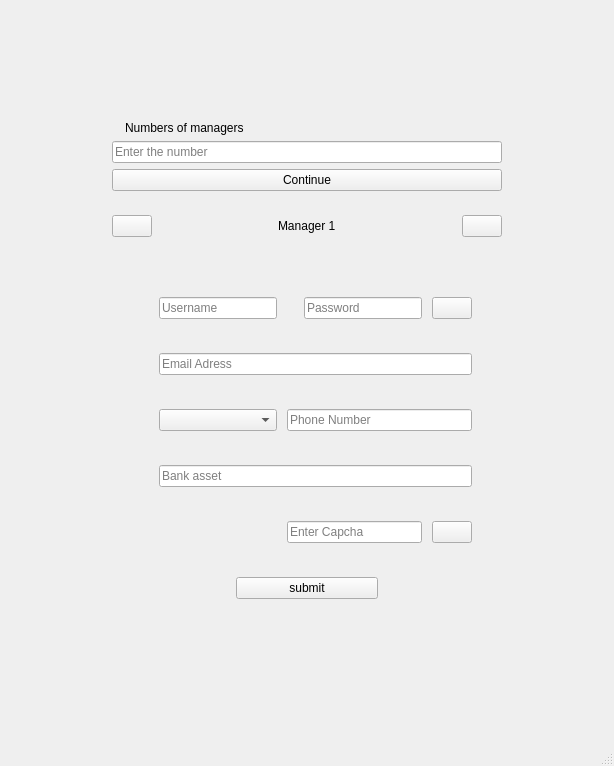
Qt form src/signup.ui (sinahdp/Farmopolis) before a commit.
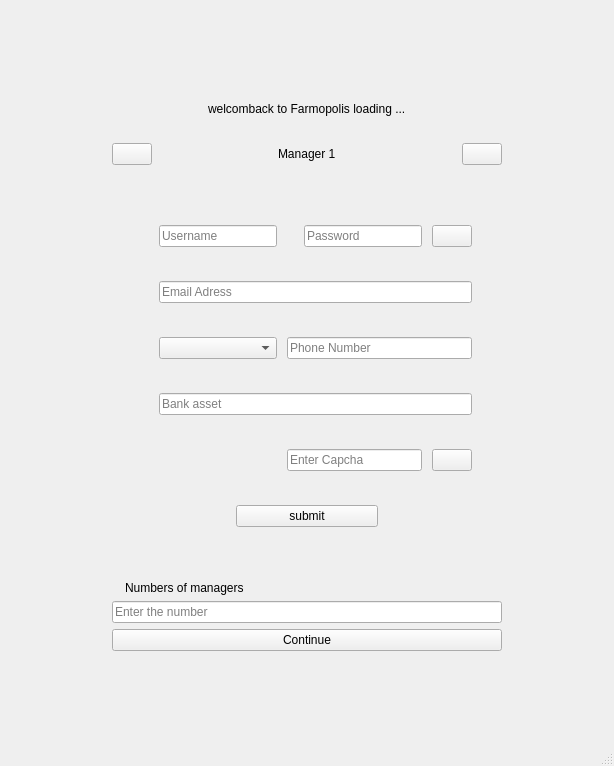
The same form after that commit.

The edit to the form file:
```diff
--- a/src/signup.ui
+++ b/src/signup.ui
@@ -16,33 +16,7 @@
   <widget class="QWidget" name="centralwidget">
    <layout class="QGridLayout" name="gridLayout_2">
     <item row="0" column="0">
-     <layout class="QGridLayout" name="gridLayout" rowstretch="2,10,2" columnstretch="2,10,2">
-      <item row="0" column="1">
-       <spacer name="verticalSpacer">
-        <property name="orientation">
-         <enum>Qt::Vertical</enum>
-        </property>
-        <property name="sizeHint" stdset="0">
-         <size>
-          <width>20</width>
-          <height>40</height>
-         </size>
-        </property>
-       </spacer>
-      </item>
-      <item row="0" column="0" rowspan="3">
-       <spacer name="horizontalSpacer">
-        <property name="orientation">
-         <enum>Qt::Horizontal</enum>
-        </property>
-        <property name="sizeHint" stdset="0">
-         <size>
-          <width>40</width>
-          <height>20</height>
-         </size>
-        </property>
-       </spacer>
-      </item>
+     <layout class="QGridLayout" name="gridLayout" rowstretch="1,5,1" columnstretch="1,5,1">
       <item row="0" column="2" rowspan="3">
        <spacer name="horizontalSpacer_2">
         <property name="orientation">
@@ -56,56 +30,48 @@
         </property>
        </spacer>
       </item>
-      <item row="2" column="1">
-       <spacer name="verticalSpacer_2">
-        <property name="orientation">
-         <enum>Qt::Vertical</enum>
-        </property>
-        <property name="sizeHint" stdset="0">
-         <size>
-          <width>20</width>
-          <height>40</height>
-         </size>
-        </property>
-       </spacer>
-      </item>
       <item row="1" column="1">
        <widget class="QWidget" name="fatherwidget" native="true">
         <layout class="QGridLayout" name="gridLayout_5">
-         <item row="0" column="0">
-          <layout class="QVBoxLayout" name="verticalLayout" stretch="1,5">
+         <item row="2" column="0">
+          <layout class="QVBoxLayout" name="verticalLayout" stretch="0,0,0">
            <item>
-            <widget class="QWidget" name="boxwidget" native="true">
-             <layout class="QGridLayout" name="gridLayout_8">
-              <item row="0" column="0">
-               <layout class="QGridLayout" name="gridLayout_7" columnstretch="0,1">
-                <item row="0" column="1">
-                 <widget class="QLabel" name="boxlabel">
-                  <property name="text">
-                   <string>Numbers of managers</string>
+            <widget class="QWidget" name="welcomwidget" native="true">
+             <layout class="QHBoxLayout" name="horizontalLayout_4">
+              <item>
+               <layout class="QHBoxLayout" name="horizontalLayout_3">
+                <item>
+                 <spacer name="horizontalSpacer_7">
+                  <property name="orientation">
+                   <enum>Qt::Horizontal</enum>
                   </property>
-                 </widget>
+                  <property name="sizeHint" stdset="0">
+                   <size>
+                    <width>40</width>
+                    <height>20</height>
+                   </size>
+                  </property>
+                 </spacer>
                 </item>
-                <item row="0" column="0">
-                 <widget class="QLabel" name="boxIconlabel">
+                <item>
+                 <widget class="QLabel" name="welcomlabel">
                   <property name="text">
-                   <string/>
+                   <string>welcomback to Farmopolis loading ...</string>
                   </property>
                  </widget>
                 </item>
-                <item row="1" column="0" colspan="2">
-                 <widget class="QLineEdit" name="boxlineEdit">
-                  <property name="placeholderText">
-                   <string>Enter the number</string>
+                <item>
+                 <spacer name="horizontalSpacer_8">
+                  <property name="orientation">
+                   <enum>Qt::Horizontal</enum>
                   </property>
-                 </widget>
-                </item>
-                <item row="2" column="0" colspan="2">
-                 <widget class="QPushButton" name="boxpushButton">
-                  <property name="text">
-                   <string>Continue</string>
+                  <property name="sizeHint" stdset="0">
+                   <size>
+                    <width>40</width>
+                    <height>20</height>
+                   </size>
                   </property>
-                 </widget>
+                 </spacer>
                 </item>
                </layout>
               </item>
@@ -332,19 +298,6 @@
                        </property>
                       </widget>
                      </item>
-                     <item row="12" column="1">
-                      <spacer name="verticalSpacer_3">
-                       <property name="orientation">
-                        <enum>Qt::Vertical</enum>
-                       </property>
-                       <property name="sizeHint" stdset="0">
-                        <size>
-                         <width>20</width>
-                         <height>40</height>
-                        </size>
-                       </property>
-                      </spacer>
-                     </item>
                      <item row="9" column="2" colspan="2">
                       <widget class="QLineEdit" name="capchalineEdit">
                        <property name="placeholderText">
@@ -401,6 +354,19 @@
                        </property>
                       </widget>
                      </item>
+                     <item row="12" column="1" colspan="4">
+                      <spacer name="verticalSpacer_3">
+                       <property name="orientation">
+                        <enum>Qt::Vertical</enum>
+                       </property>
+                       <property name="sizeHint" stdset="0">
+                        <size>
+                         <width>20</width>
+                         <height>40</height>
+                        </size>
+                       </property>
+                      </spacer>
+                     </item>
                     </layout>
                    </item>
                   </layout>
@@ -411,11 +377,88 @@
              </layout>
             </widget>
            </item>
+           <item>
+            <widget class="QWidget" name="boxwidget" native="true">
+             <layout class="QGridLayout" name="gridLayout_8">
+              <item row="0" column="0">
+               <layout class="QGridLayout" name="gridLayout_7" columnstretch="0,1">
+                <item row="0" column="1">
+                 <widget class="QLabel" name="boxlabel">
+                  <property name="text">
+                   <string>Numbers of managers</string>
+                  </property>
+                 </widget>
+                </item>
+                <item row="0" column="0">
+                 <widget class="QLabel" name="boxIconlabel">
+                  <property name="text">
+                   <string/>
+                  </property>
+                 </widget>
+                </item>
+                <item row="1" column="0" colspan="2">
+                 <widget class="QLineEdit" name="boxlineEdit">
+                  <property name="placeholderText">
+                   <string>Enter the number</string>
+                  </property>
+                 </widget>
+                </item>
+                <item row="2" column="0" colspan="2">
+                 <widget class="QPushButton" name="boxpushButton">
+                  <property name="text">
+                   <string>Continue</string>
+                  </property>
+                 </widget>
+                </item>
+               </layout>
+              </item>
+             </layout>
+            </widget>
+           </item>
           </layout>
          </item>
         </layout>
        </widget>
       </item>
+      <item row="0" column="0" rowspan="3">
+       <spacer name="horizontalSpacer">
+        <property name="orientation">
+         <enum>Qt::Horizontal</enum>
+        </property>
+        <property name="sizeHint" stdset="0">
+         <size>
+          <width>40</width>
+          <height>20</height>
+         </size>
+        </property>
+       </spacer>
+      </item>
+      <item row="2" column="1">
+       <spacer name="verticalSpacer_2">
+        <property name="orientation">
+         <enum>Qt::Vertical</enum>
+        </property>
+        <property name="sizeHint" stdset="0">
+         <size>
+          <width>20</width>
+          <height>40</height>
+         </size>
+        </property>
+       </spacer>
+      </item>
+      <item row="0" column="1">
+       <spacer name="verticalSpacer">
+        <property name="orientation">
+         <enum>Qt::Vertical</enum>
+        </property>
+        <property name="sizeHint" stdset="0">
+         <size>
+          <width>20</width>
+          <height>40</height>
+         </size>
+        </property>
+       </spacer>
+      </item>
      </layout>
     </item>
    </layout>
```
